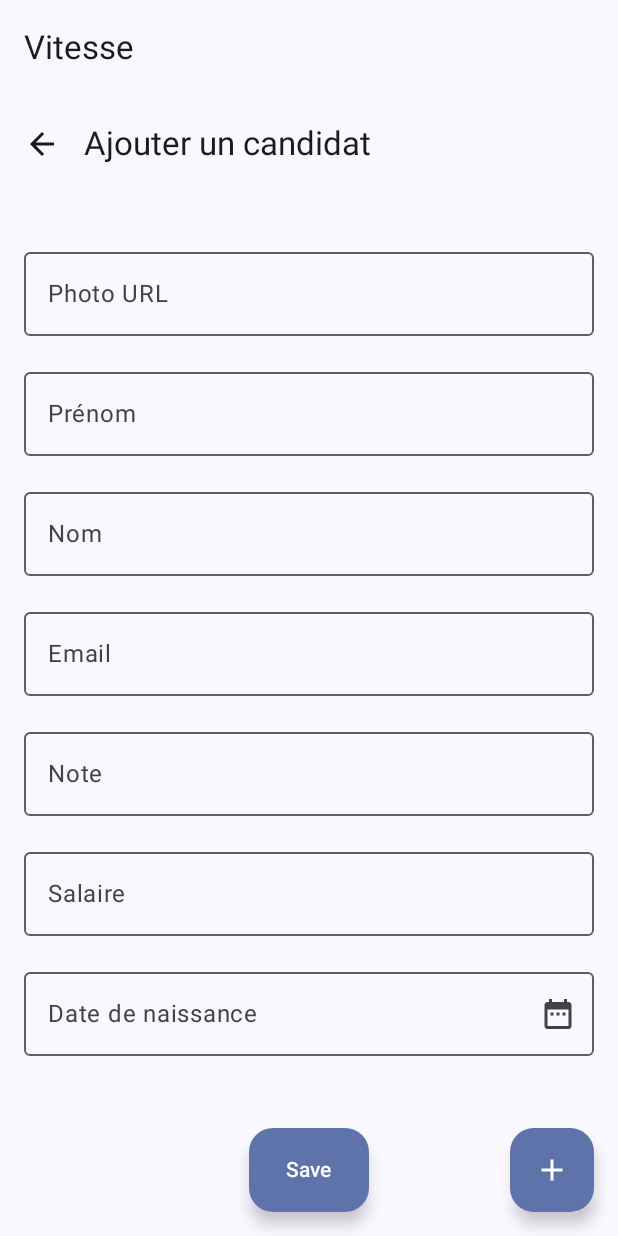
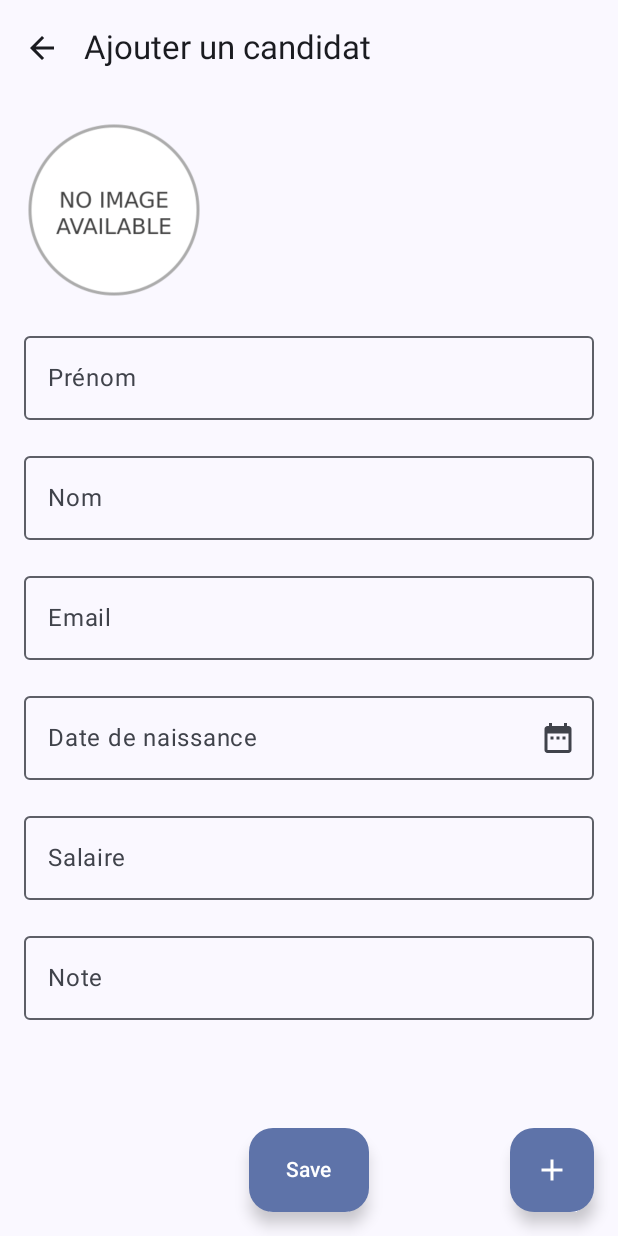
Before and after one commit to Takahiruma/Openclassroom_vitesse, an Android app built with Jetpack Compose: the AddCandidateScreen screen opened through its navigation route, on a phone screen of 412 x 824 dp. Run offline under Robolectric (Android 15) with nearby library versions, the phone set to English and light mode, and no system bars.

Commit message:
selection image et correction ouverture datepicker

```diff
--- a/app/build.gradle.kts
+++ b/app/build.gradle.kts
@@ -51,6 +51,10 @@ dependencies {
     implementation(libs.androidx.material3)
     implementation(libs.androidx.navigation.compose)
     implementation(libs.material3)
+    implementation(libs.androidx.foundation.layout)
+    implementation(libs.androidx.media3.effect)
+    implementation(libs.ui.graphics)
+    implementation(libs.ui)
     testImplementation(libs.junit)
     androidTestImplementation(libs.androidx.junit)
     androidTestImplementation(libs.androidx.espresso.core)
--- a/app/src/main/java/com/openclassroom/vitesse/MainActivity.kt
+++ b/app/src/main/java/com/openclassroom/vitesse/MainActivity.kt
@@ -2,6 +2,7 @@ package com.openclassroom.vitesse
 
 import CandidateViewModel
 import android.os.Bundle
+import android.util.Log
 import androidx.activity.ComponentActivity
 import androidx.activity.compose.setContent
 import androidx.activity.enableEdgeToEdge
@@ -15,11 +16,13 @@ import androidx.compose.material3.Icon
 import androidx.compose.material3.Scaffold
 import androidx.compose.material3.Text
 import androidx.compose.material3.TopAppBar
+import androidx.compose.runtime.getValue
 import androidx.compose.ui.Modifier
 import androidx.compose.ui.res.stringResource
 import androidx.lifecycle.viewmodel.compose.viewModel
 import androidx.navigation.compose.NavHost
 import androidx.navigation.compose.composable
+import androidx.navigation.compose.currentBackStackEntryAsState
 import androidx.navigation.compose.rememberNavController
 import com.openclassroom.vitesse.data.Candidate
 import com.openclassroom.vitesse.repository.CandidateRepository
@@ -40,19 +43,18 @@ class MainActivity : ComponentActivity() {
                 val viewModel: CandidateViewModel = viewModel(
                     factory = CandidateViewModelFactory(CandidateRepository())
                 )
+                val currentBackStackEntry by navController.currentBackStackEntryAsState()
+                val currentDestination = currentBackStackEntry?.destination
 
                 Scaffold(
                     modifier = Modifier.fillMaxSize(),
-                    topBar = {
-                        TopAppBar(
-                            title = { Text(stringResource(id = R.string.app_name)) }
-                        )
-                    },
                     floatingActionButton = {
+                        if (currentDestination?.route != "AddCandidateScreen") {
                             FloatingActionButton(
                                 onClick = { navController.navigate("addCandidateScreen") }
                             ) {
                                 Icon(Icons.Default.Add, contentDescription = "Ajouter un candidat")
+                            }
                         }
                     }
                 ) { paddingValues ->
@@ -71,8 +73,12 @@ class MainActivity : ComponentActivity() {
                                     navController.popBackStack()
                                 },
                                 onSaveClick = { candidate ->
+                                    try {
                                         viewModel.addCandidate(candidate)
                                         navController.popBackStack()
+                                    } catch (e: Exception) {
+                                        Log.e("SaveError", "Erreur lors de la sauvegarde: ", e)
+                                    }
                                 },
                                 modifier = Modifier,
                             )
--- a/app/src/main/java/com/openclassroom/vitesse/screens/AddCandidateScreen.kt
+++ b/app/src/main/java/com/openclassroom/vitesse/screens/AddCandidateScreen.kt
@@ -1,11 +1,19 @@
 package com.openclassroom.vitesse.screens
 
+import android.app.DatePickerDialog
 import android.content.Context
+import android.net.Uri
+import android.provider.MediaStore
+import androidx.activity.compose.rememberLauncherForActivityResult
+import androidx.activity.result.contract.ActivityResultContracts
+import androidx.compose.foundation.Image
+import androidx.compose.foundation.clickable
+import androidx.compose.foundation.layout.Box
 import androidx.compose.foundation.layout.Column
-import androidx.compose.foundation.layout.RowScope
 import androidx.compose.foundation.layout.fillMaxSize
 import androidx.compose.foundation.layout.fillMaxWidth
 import androidx.compose.foundation.layout.padding
+import androidx.compose.foundation.layout.size
 import androidx.compose.foundation.rememberScrollState
 import androidx.compose.foundation.text.KeyboardOptions
 import androidx.compose.foundation.verticalScroll
@@ -28,17 +36,22 @@ import androidx.compose.runtime.mutableStateOf
 import androidx.compose.runtime.remember
 import androidx.compose.runtime.rememberCoroutineScope
 import androidx.compose.runtime.saveable.rememberSaveable
+import androidx.compose.ui.Modifier
+import androidx.compose.ui.graphics.asImageBitmap
+import androidx.compose.ui.layout.ContentScale
+import androidx.compose.ui.platform.LocalContext
+import androidx.compose.ui.res.painterResource
 import androidx.compose.ui.res.stringResource
-import androidx.compose.ui.Modifier
-import androidx.compose.ui.platform.LocalContext
 import androidx.compose.ui.text.input.KeyboardType
 import androidx.compose.ui.tooling.preview.Preview
 import androidx.compose.ui.unit.dp
+import com.openclassroom.vitesse.R
 import com.openclassroom.vitesse.data.Candidate
-import com.openclassroom.vitesse.R
 import com.openclassroom.vitesse.data.CandidateData
 import kotlinx.coroutines.CoroutineScope
 import kotlinx.coroutines.launch
+import java.io.File
+import java.io.FileOutputStream
 import java.text.SimpleDateFormat
 import java.util.Calendar
 import java.util.Date
@@ -87,6 +100,12 @@ fun AddCandidateScreen(modifier: Modifier = Modifier,
                             dateOfBirth.value, email.value, note.value, salary.value,
                             snackbarHostState, scope, context)
                     ) {
+                        val savedPhotoPath = photo.value.let { uriString ->
+                            val uri = Uri.parse(uriString)
+                            saveImageToInternalStorage(context, uri) ?: uriString
+                        }
+                        photo.value = savedPhotoPath
+
                         val currentCandidate = Candidate(
                             photo = photo.value,
                             firstName = firstName.value,
@@ -121,6 +140,25 @@ fun AddCandidateScreen(modifier: Modifier = Modifier,
             dateOfBirth = dateOfBirth.value,
             onDateOfBirthChanged = { dateOfBirth.value = it }
         )
+    }
+}
+
+fun saveImageToInternalStorage(context: Context, imageUri: Uri): String? {
+    return try {
+        val inputStream = context.contentResolver.openInputStream(imageUri)
+        val filename = "candidate_${System.currentTimeMillis()}.jpg"
+        val file = File(context.filesDir, filename)
+        val outputStream = FileOutputStream(file)
+
+        inputStream?.use { input ->
+            outputStream.use { output ->
+                input.copyTo(output)
+            }
+        }
+        file.absolutePath
+    } catch (e: Exception) {
+        e.printStackTrace()
+        null
     }
 }
 
@@ -223,6 +261,51 @@ fun CreateCandidate(
     onDateOfBirthChanged: (Long) -> Unit
 ) {
     val scrollState = rememberScrollState()
+    val context = LocalContext.current
+    val launcher = rememberLauncherForActivityResult(ActivityResultContracts.GetContent()) { uri ->
+        uri?.let {
+            onPhotoChanged(it.toString())
+        }
+    }
+
+    val photoUri = remember(photo) {
+        if (photo.isNotEmpty()) android.net.Uri.parse(photo) else null
+    }
+
+    val bitmap = remember(photoUri) {
+        photoUri?.let {
+            try {
+                MediaStore.Images.Media.getBitmap(context.contentResolver, it)
+            } catch (e: Exception) {
+                e.printStackTrace()
+                null
+            }
+        }
+    }
+
+
+    val calendar = Calendar.getInstance()
+
+    if (dateOfBirth > 0) {
+        calendar.timeInMillis = dateOfBirth
+    }
+
+    val year = calendar.get(Calendar.YEAR)
+    val month = calendar.get(Calendar.MONTH)
+    val day = calendar.get(Calendar.DAY_OF_MONTH)
+
+    val datePickerDialog = remember {
+        DatePickerDialog(
+            context,
+            { _, selectedYear, selectedMonth, selectedDay ->
+                val selectedCalendar = Calendar.getInstance().apply {
+                    set(selectedYear, selectedMonth, selectedDay)
+                }
+                onDateOfBirthChanged(selectedCalendar.timeInMillis)
+            },
+            year, month, day
+        )
+    }
 
     Column(
         modifier = modifier
@@ -230,16 +313,28 @@ fun CreateCandidate(
             .fillMaxSize()
             .verticalScroll(scrollState)
     ) {
-        OutlinedTextField(
+        Box(
             modifier = Modifier
-                .padding(top = 16.dp)
-                .fillMaxWidth(),
-            value = photo,
-            onValueChange = onPhotoChanged,
-            label = { Text("Photo URL") },
-            keyboardOptions = KeyboardOptions(keyboardType = KeyboardType.Uri),
-            singleLine = true
-        )
+                .size(120.dp)
+                .clickable {
+                    launcher.launch("image/*")
+                }
+        ) {
+            if (bitmap != null) {
+                Image(
+                    bitmap = bitmap.asImageBitmap(),
+                    contentDescription = "Photo du candidat",
+                    modifier = Modifier.fillMaxSize(),
+                    contentScale = ContentScale.Crop
+                )
+            } else {
+                Image(
+                    painter = painterResource(id = R.drawable.no_image_available),
+                    contentDescription = "No image available",
+                    modifier = Modifier.fillMaxSize()
+                )
+            }
+        }
         OutlinedTextField(
             modifier = Modifier
                 .padding(top = 16.dp)
@@ -270,17 +365,25 @@ fun CreateCandidate(
             keyboardOptions = KeyboardOptions(keyboardType = KeyboardType.Email),
             singleLine = true
         )
+
         OutlinedTextField(
             modifier = Modifier
                 .padding(top = 16.dp)
                 .fillMaxWidth(),
-            value = note,
-            onValueChange = onNoteChanged,
-            label = { Text("Note") },
-            keyboardOptions = KeyboardOptions(keyboardType = KeyboardType.Text),
-            singleLine = false,
-            maxLines = 3
+            value = if (dateOfBirth > 0) SimpleDateFormat("yyyy-MM-dd").format(Date(dateOfBirth)) else "",
+            onValueChange = { /* read only */ },
+            label = { Text("Date de naissance") },
+            readOnly = true,
+            trailingIcon = {
+                IconButton(onClick = {
+                    datePickerDialog.show()
+                }) {
+                    Icon(Icons.Default.DateRange, contentDescription = "Choisir date")
+                }
+            }
         )
+
+
         OutlinedTextField(
             modifier = Modifier
                 .padding(top = 16.dp)
@@ -292,20 +395,17 @@ fun CreateCandidate(
             singleLine = true
         )
 
+
         OutlinedTextField(
             modifier = Modifier
                 .padding(top = 16.dp)
                 .fillMaxWidth(),
-            value = if (dateOfBirth > 0) SimpleDateFormat("yyyy-MM-dd").format(Date(dateOfBirth)) else "",
-            onValueChange = { },
-            label = { Text("Date de naissance") },
-            readOnly = true,
-            trailingIcon = {
-                IconButton(onClick = {
-                }) {
-                    Icon(Icons.Default.DateRange, contentDescription = "Choisir date")
-                }
-            }
+            value = note,
+            onValueChange = onNoteChanged,
+            label = { Text("Note") },
+            keyboardOptions = KeyboardOptions(keyboardType = KeyboardType.Text),
+            singleLine = false,
+            maxLines = 3
         )
     }
 }
--- a/app/src/main/java/com/openclassroom/vitesse/screens/HomeScreen.kt
+++ b/app/src/main/java/com/openclassroom/vitesse/screens/HomeScreen.kt
@@ -1,5 +1,8 @@
 package com.openclassroom.vitesse.screens
 
+import android.graphics.BitmapFactory
+import android.net.Uri
+import android.util.Log
 import androidx.compose.ui.graphics.Color
 import androidx.compose.foundation.Image
 import androidx.compose.foundation.layout.*
@@ -14,6 +17,9 @@ import androidx.compose.material3.*
 import androidx.compose.runtime.*
 import androidx.compose.ui.Alignment
 import androidx.compose.ui.Modifier
+import androidx.compose.ui.graphics.ImageBitmap
+import androidx.compose.ui.graphics.asImageBitmap
+import androidx.compose.ui.layout.ContentScale
 import androidx.compose.ui.platform.LocalContext
 import androidx.compose.ui.res.painterResource
 import androidx.compose.ui.res.stringResource
@@ -108,29 +114,9 @@ fun CandidateItem(candidate: Candidate) {
             .padding(16.dp),
         verticalAlignment = Alignment.CenterVertically
     ) {
-        val context = LocalContext.current
-        val drawableId = remember(candidate.photo) {
-            if(candidate.photo.isEmpty()) {
-                context.resources.getIdentifier(
-                    "no_image_available",
-                    "drawable",
-                    context.packageName
-                )
-            } else {
-                context.resources.getIdentifier(
-                    candidate.photo,
-                    "drawable",
-                    context.packageName
-                )
-            }
-        }
-        Image(
-            modifier = Modifier
-                .width(54.dp)
-                .height(54.dp),
-            painter = painterResource(drawableId),
-            contentDescription = stringResource(id = R.string.contentDescription_avatar)
-        )
+
+        CandidateImage(photoUriString = candidate.photo)
+
         Column(modifier = Modifier.padding(16.dp)) {
             Text(
                 text = "${candidate.firstName} ${candidate.lastName}",
@@ -141,6 +127,39 @@ fun CandidateItem(candidate: Candidate) {
                 style = MaterialTheme.typography.bodyMedium
             )
         }
+    }
+}
+
+@Composable
+fun CandidateImage(photoUriString: String) {
+    val context = LocalContext.current
+    val bitmap = remember(photoUriString) {
+        try {
+            if (photoUriString.isNotEmpty()) {
+                val uri = Uri.parse(photoUriString)
+                context.contentResolver.openInputStream(uri).use { stream ->
+                    BitmapFactory.decodeStream(stream)
+                }
+            } else null
+        } catch (e: Exception) {
+            e.printStackTrace()
+            null
+        }
+    }
+
+    if (bitmap != null) {
+        Image(
+            bitmap = bitmap.asImageBitmap(),
+            contentDescription = "candidate picture",
+            modifier = Modifier.size(54.dp),
+            contentScale = ContentScale.Crop
+        )
+    } else {
+        Image(
+            painter = painterResource(R.drawable.no_image_available),
+            contentDescription = "No image",
+            modifier = Modifier.size(54.dp)
+        )
     }
 }
 
```
Also changed, not shown: gradle/libs.versions.toml (+8 -0 lines). Lines whose indentation alone changed are shown as unchanged.
